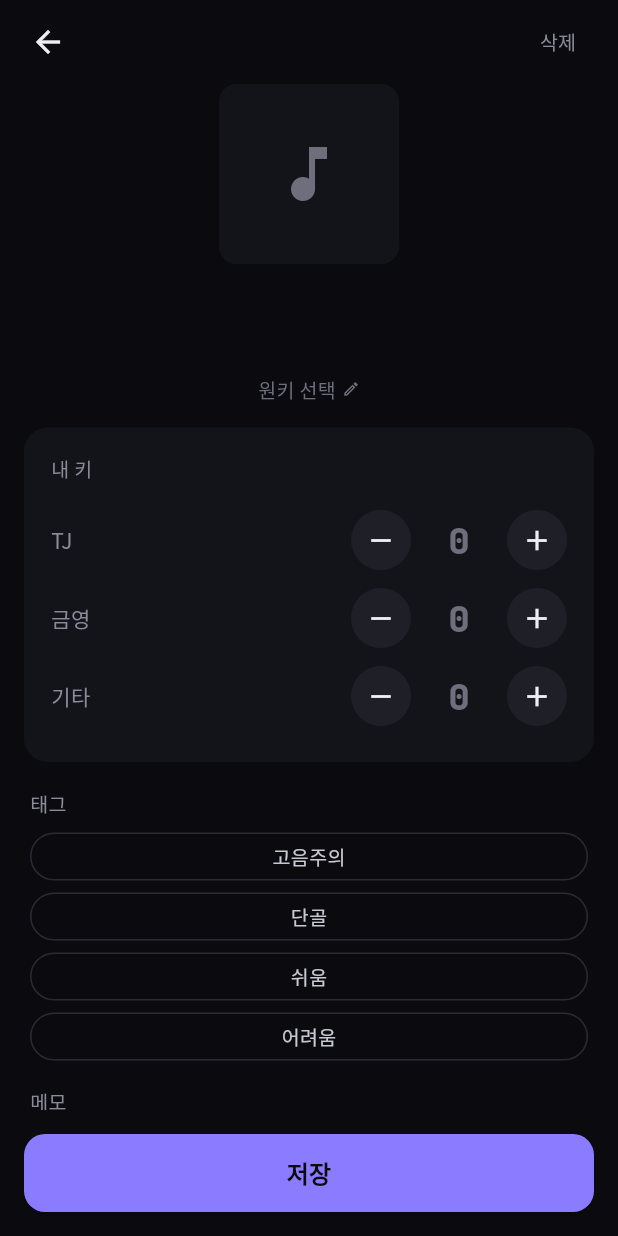
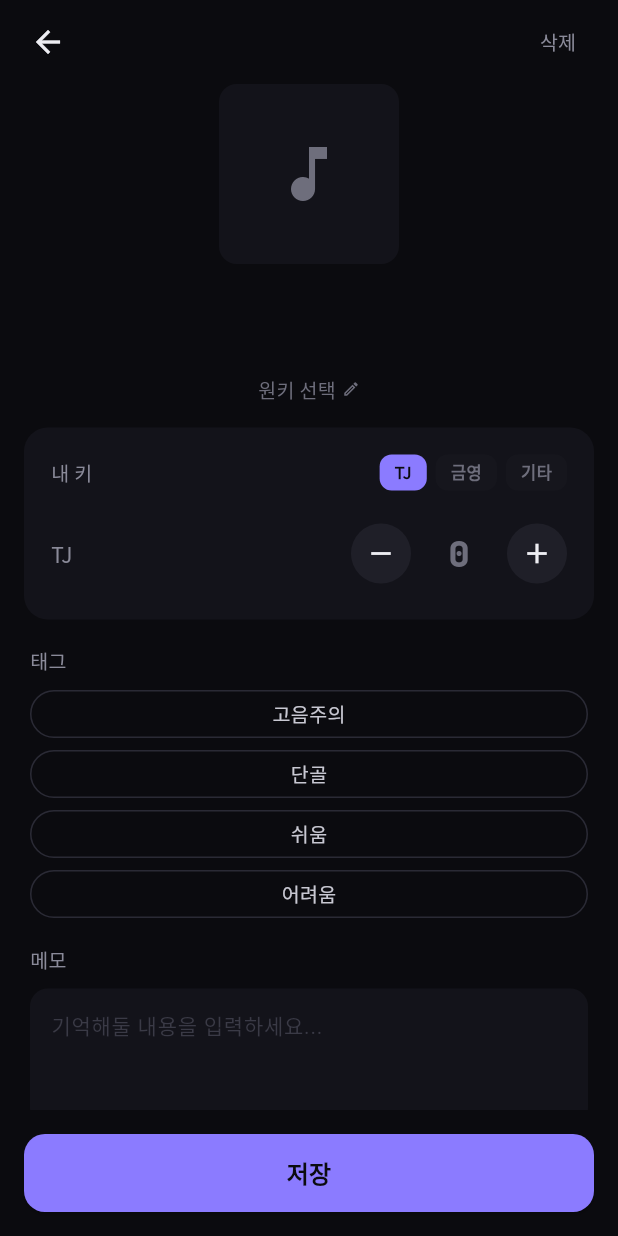
Before and after one commit to wjdgus3608/singbook, a Flutter app: the DetailScreen screen opened directly with empty values, on a phone screen of 412 x 824 dp. Run offline on Flutter 3.47's test engine with Material 3 defaults, Android fonts, the phone set to English and light mode, and no system bars; our stand-ins replace cached_network_image, dio, google_fonts, share_plus, shared_preferences, sqflite; missing offline and left inert: pitch_detector_dart, record; accounts and stored records are empty.

Commit message:
곡 상세 키 입력 UI: 브랜드 선택 후 단일 stepper 표시
값이 입력된 브랜드는 비선택 상태에서도 테두리로 표시

Co-Authored-By: Claude Sonnet 4.6 <noreply@anthropic.com>

```diff
--- a/lib/screens/detail_screen.dart
+++ b/lib/screens/detail_screen.dart
@@ -19,6 +19,7 @@ class _DetailScreenState extends State<DetailScreen> {
   late List<String> _tags;
   late TextEditingController _memoCtrl;
   List<String> _availableTags = [];
+  String _selectedBrand = 'tj';
 
   static const _noteNames = ['C','C#','D','D#','E','F','F#','G','G#','A','A#','B'];
 
@@ -220,17 +221,55 @@ class _DetailScreenState extends State<DetailScreen> {
                         child: Column(
                           crossAxisAlignment: CrossAxisAlignment.start,
                           children: [
-                            const Text('내 키',
-                                style: TextStyle(
-                                    fontSize: 13,
-                                    color: AppColors.textSecondary)),
-                            const SizedBox(height: 12),
-                            ...Song.brands.map((brand) => _BrandRow(
-                                  label: Song.brandLabels[brand]!,
-                                  value: _keyOffsets[brand] ?? 0,
-                                  onChanged: (v) =>
-                                      setState(() => _keyOffsets[brand] = v),
-                                )),
+                            Row(
+                              children: [
+                                const Text('내 키',
+                                    style: TextStyle(
+                                        fontSize: 13,
+                                        color: AppColors.textSecondary)),
+                                const Spacer(),
+                                ...Song.brands.map((b) {
+                                  final selected = _selectedBrand == b;
+                                  final hasValue = (_keyOffsets[b] ?? 0) != 0;
+                                  return GestureDetector(
+                                    onTap: () => setState(() => _selectedBrand = b),
+                                    child: Container(
+                                      margin: const EdgeInsets.only(left: 6),
+                                      padding: const EdgeInsets.symmetric(
+                                          horizontal: 10, vertical: 4),
+                                      decoration: BoxDecoration(
+                                        color: selected
+                                            ? AppColors.accent
+                                            : AppColors.surface2,
+                                        borderRadius: BorderRadius.circular(8),
+                                        border: hasValue && !selected
+                                            ? Border.all(
+                                                color: AppColors.accent
+                                                    .withOpacity(0.4),
+                                                width: 1)
+                                            : null,
+                                      ),
+                                      child: Text(Song.brandLabels[b]!,
+                                          style: TextStyle(
+                                              fontSize: 11,
+                                              fontWeight: FontWeight.w600,
+                                              color: selected
+                                                  ? AppColors.bg
+                                                  : hasValue
+                                                      ? AppColors.accentLight
+                                                      : AppColors.textMuted)),
+                                    ),
+                                  );
+                                }),
+                              ],
+                            ),
+                            const SizedBox(height: 16),
+                            _BrandRow(
+                              label: Song.brandLabels[_selectedBrand]!,
+                              value: _keyOffsets[_selectedBrand] ?? 0,
+                              onChanged: (v) =>
+                                  setState(() => _keyOffsets[_selectedBrand] = v),
+                            ),
                           ],
                         ),
                       ),
```
